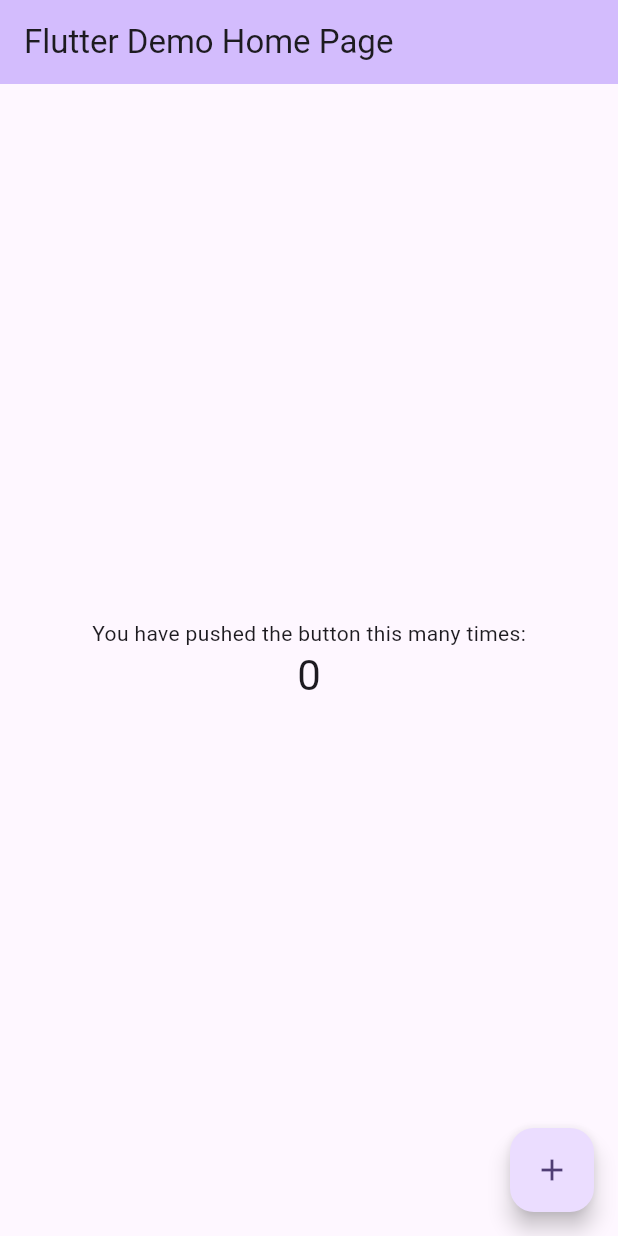
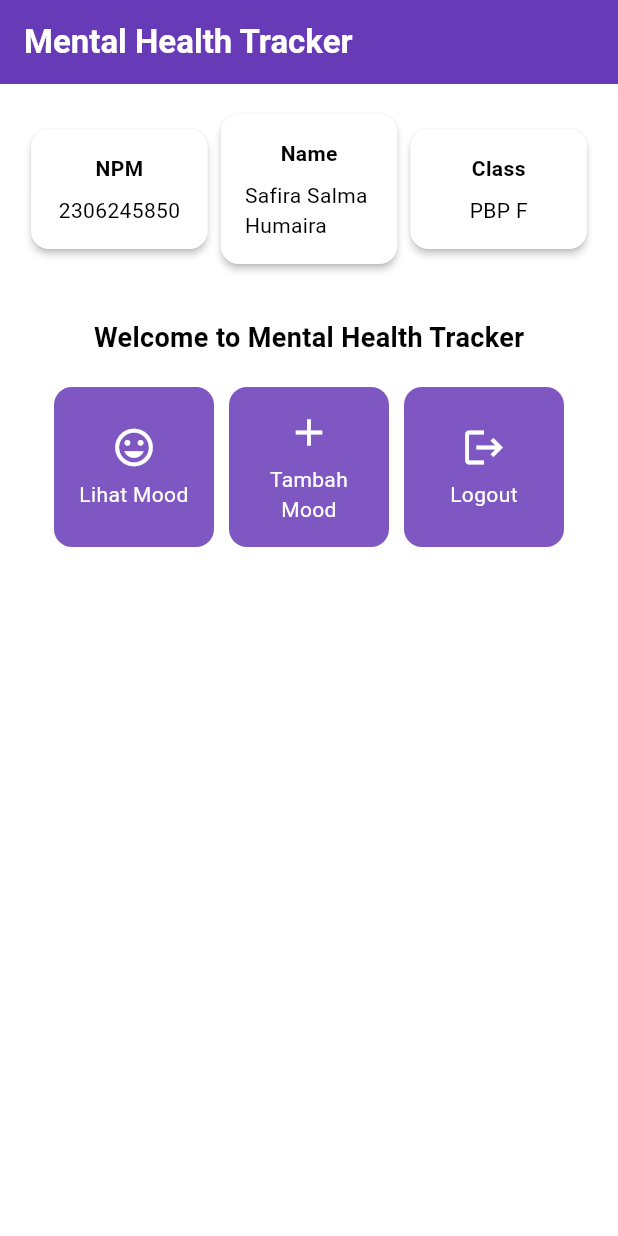
Before and after one commit to safirasalmahumaira/mental_health_tracker_mobile, a Flutter app: the screen it shows after launch, on a phone screen of 412 x 824 dp. Run offline on Flutter 3.47's test engine with Material 3 defaults, Android fonts, the phone set to English and light mode, and no system bars.

Commit message:
Tutorial 6

```diff
--- a/lib/main.dart
+++ b/lib/main.dart
@@ -1,4 +1,5 @@
 import 'package:flutter/material.dart';
+import 'package:mental_health_tracker/menu.dart';
 
 void main() {
   runApp(const MyApp());
@@ -28,98 +29,12 @@ class MyApp extends StatelessWidget {
         //
         // This works for code too, not just values: Most code changes can be
         // tested with just a hot reload.
-        colorScheme: ColorScheme.fromSeed(seedColor: Colors.deepPurple),
+         colorScheme: ColorScheme.fromSwatch(
+                      primarySwatch: Colors.deepPurple,
+                      ).copyWith(secondary: Colors.deepPurple[400]),
         useMaterial3: true,
       ),
-      home: const MyHomePage(title: 'Flutter Demo Home Page'),
+      home: MyHomePage(),
     );
   }
 }
-
-class MyHomePage extends StatefulWidget {
-  const MyHomePage({super.key, required this.title});
-
-  // This widget is the home page of your application. It is stateful, meaning
-  // that it has a State object (defined below) that contains fields that affect
-  // how it looks.
-
-  // This class is the configuration for the state. It holds the values (in this
-  // case the title) provided by the parent (in this case the App widget) and
-  // used by the build method of the State. Fields in a Widget subclass are
-  // always marked "final".
-
-  final String title;
-
-  @override
-  State<MyHomePage> createState() => _MyHomePageState();
-}
-
-class _MyHomePageState extends State<MyHomePage> {
-  int _counter = 0;
-
-  void _incrementCounter() {
-    setState(() {
-      // This call to setState tells the Flutter framework that something has
-      // changed in this State, which causes it to rerun the build method below
-      // so that the display can reflect the updated values. If we changed
-      // _counter without calling setState(), then the build method would not be
-      // called again, and so nothing would appear to happen.
-      _counter++;
-    });
-  }
-
-  @override
-  Widget build(BuildContext context) {
-    // This method is rerun every time setState is called, for instance as done
-    // by the _incrementCounter method above.
-    //
-    // The Flutter framework has been optimized to make rerunning build methods
-    // fast, so that you can just rebuild anything that needs updating rather
-    // than having to individually change instances of widgets.
-    return Scaffold(
-      appBar: AppBar(
-        // TRY THIS: Try changing the color here to a specific color (to
-        // Colors.amber, perhaps?) and trigger a hot reload to see the AppBar
-        // change color while the other colors stay the same.
-        backgroundColor: Theme.of(context).colorScheme.inversePrimary,
-        // Here we take the value from the MyHomePage object that was created by
-        // the App.build method, and use it to set our appbar title.
-        title: Text(widget.title),
-      ),
-      body: Center(
-        // Center is a layout widget. It takes a single child and positions it
-        // in the middle of the parent.
-        child: Column(
-          // Column is also a layout widget. It takes a list of children and
-          // arranges them vertically. By default, it sizes itself to fit its
-          // children horizontally, and tries to be as tall as its parent.
-          //
-          // Column has various properties to control how it sizes itself and
-          // how it positions its children. Here we use mainAxisAlignment to
-          // center the children vertically; the main axis here is the vertical
-          // axis because Columns are vertical (the cross axis would be
-          // horizontal).
-          //
-          // TRY THIS: Invoke "debug painting" (choose the "Toggle Debug Paint"
-          // action in the IDE, or press "p" in the console), to see the
-          // wireframe for each widget.
-          mainAxisAlignment: MainAxisAlignment.center,
-          children: <Widget>[
-            const Text(
-              'You have pushed the button this many times:',
-            ),
-            Text(
-              '$_counter',
-              style: Theme.of(context).textTheme.headlineMedium,
-            ),
-          ],
-        ),
-      ),
-      floatingActionButton: FloatingActionButton(
-        onPressed: _incrementCounter,
-        tooltip: 'Increment',
-        child: const Icon(Icons.add),
-      ), // This trailing comma makes auto-formatting nicer for build methods.
-    );
-  }
-}
--- /dev/null
+++ b/lib/menu.dart
@@ -0,0 +1,187 @@
+import 'package:flutter/material.dart';
+
+class MyHomePage extends StatelessWidget {
+    MyHomePage({super.key});
+    final String npm = '2306245850'; // NPM
+    final String name = 'Safira Salma Humaira'; // Nama
+    final String className = 'PBP F'; // Kelas
+
+    final List<ItemHomepage> items = [
+         ItemHomepage("Lihat Mood", Icons.mood),
+         ItemHomepage("Tambah Mood", Icons.add),
+         ItemHomepage("Logout", Icons.logout),
+     ];
+
+     @override
+  Widget build(BuildContext context) {
+    // Scaffold menyediakan struktur dasar halaman dengan AppBar dan body.
+    return Scaffold(
+      // AppBar adalah bagian atas halaman yang menampilkan judul.
+      appBar: AppBar(
+        // Judul aplikasi "Mental Health Tracker" dengan teks putih dan tebal.
+        title: const Text(
+          'Mental Health Tracker',
+          style: TextStyle(
+            color: Colors.white,
+            fontWeight: FontWeight.bold,
+          ),
+        ),
+        // Warna latar belakang AppBar diambil dari skema warna tema aplikasi.
+        backgroundColor: Theme.of(context).colorScheme.primary,
+      ),
+      // Body halaman dengan padding di sekelilingnya.
+      body: Padding(
+        padding: const EdgeInsets.all(16.0),
+        // Menyusun widget secara vertikal dalam sebuah kolom.
+        child: Column(
+          crossAxisAlignment: CrossAxisAlignment.center,
+          children: [
+            // Row untuk menampilkan 3 InfoCard secara horizontal.
+            Row(
+              mainAxisAlignment: MainAxisAlignment.spaceEvenly,
+              children: [
+                InfoCard(title: 'NPM', content: npm),
+                InfoCard(title: 'Name', content: name),
+                InfoCard(title: 'Class', content: className),
+              ],
+            ),
+
+            // Memberikan jarak vertikal 16 unit.
+            const SizedBox(height: 16.0),
+
+            // Menempatkan widget berikutnya di tengah halaman.
+            Center(
+              child: Column(
+                // Menyusun teks dan grid item secara vertikal.
+
+                children: [
+                  // Menampilkan teks sambutan dengan gaya tebal dan ukuran 18.
+                  const Padding(
+                    padding: EdgeInsets.only(top: 16.0),
+                    child: Text(
+                      'Welcome to Mental Health Tracker',
+                      style: TextStyle(
+                        fontWeight: FontWeight.bold,
+                        fontSize: 18.0,
+                      ),
+                    ),
+                  ),
+
+                  // Grid untuk menampilkan ItemCard dalam bentuk grid 3 kolom.
+                  GridView.count(
+                    primary: true,
+                    padding: const EdgeInsets.all(20),
+                    crossAxisSpacing: 10,
+                    mainAxisSpacing: 10,
+                    crossAxisCount: 3,
+                    // Agar grid menyesuaikan tinggi kontennya.
+                    shrinkWrap: true,
+
+                    // Menampilkan ItemCard untuk setiap item dalam list items.
+                    children: items.map((ItemHomepage item) {
+                      return ItemCard(item);
+                    }).toList(),
+                  ),
+                ],
+              ),
+            ),
+          ],
+        ),
+      ),
+    );
+  }
+}
+
+class ItemCard extends StatelessWidget {
+  // Menampilkan kartu dengan ikon dan nama.
+
+  final ItemHomepage item;
+
+  const ItemCard(this.item, {super.key});
+
+  @override
+  Widget build(BuildContext context) {
+    return Material(
+      // Menentukan warna latar belakang dari tema aplikasi.
+      color: Theme.of(context).colorScheme.secondary,
+      // Membuat sudut kartu melengkung.
+      borderRadius: BorderRadius.circular(12),
+
+      child: InkWell(
+        // Aksi ketika kartu ditekan.
+        onTap: () {
+          // Menampilkan pesan SnackBar saat kartu ditekan.
+          ScaffoldMessenger.of(context)
+            ..hideCurrentSnackBar()
+            ..showSnackBar(
+              SnackBar(content: Text("Kamu telah menekan tombol ${item.name}!"))
+            );
+        },
+        // Container untuk menyimpan Icon dan Text
+        child: Container(
+          padding: const EdgeInsets.all(8),
+          child: Center(
+            child: Column(
+              // Menyusun ikon dan teks di tengah kartu.
+              mainAxisAlignment: MainAxisAlignment.center,
+              children: [
+                Icon(
+                  item.icon,
+                  color: Colors.white,
+                  size: 30.0,
+                ),
+                const Padding(padding: EdgeInsets.all(3)),
+                Text(
+                  item.name,
+                  textAlign: TextAlign.center,
+                  style: const TextStyle(color: Colors.white),
+                ),
+              ],
+            ),
+          ),
+        ),
+      ),
+    );
+  }
+
+}
+
+class InfoCard extends StatelessWidget {
+  // Kartu informasi yang menampilkan title dan content.
+
+  final String title;  // Judul kartu.
+  final String content;  // Isi kartu.
+
+  const InfoCard({super.key, required this.title, required this.content});
+
+  @override
+  Widget build(BuildContext context) {
+    return Card(
+      // Membuat kotak kartu dengan bayangan dibawahnya.
+      elevation: 2.0,
+      child: Container(
+        // Mengatur ukuran dan jarak di dalam kartu.
+        width: MediaQuery.of(context).size.width / 3.5, // menyesuaikan dengan lebar device yang digunakan.
+        padding: const EdgeInsets.all(16.0),
+        // Menyusun title dan content secara vertikal.
+        child: Column(
+          children: [
+            Text(
+              title,
+              style: const TextStyle(fontWeight: FontWeight.bold),
+            ),
+            const SizedBox(height: 8.0),
+            Text(content),
+          ],
+        ),
+      ),
+    );
+  }
+}
+
+class ItemHomepage {
+     final String name;
+     final IconData icon;
+
+     ItemHomepage(this.name, this.icon);
+ }
```
